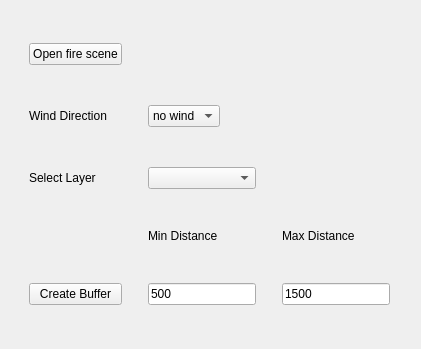
Qt form LocatorTool/LocatingTool/locating_tool_dockwidget_base.ui (qq2012/GEO1005) before a commit.
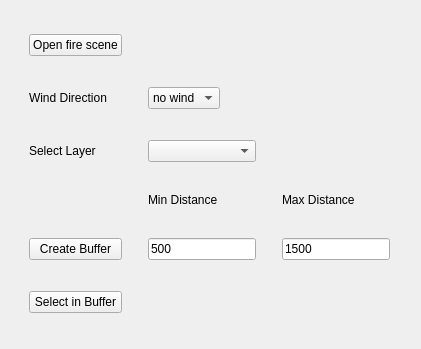
The same form after that commit.

The edit to the form file:
```diff
--- a/LocatorTool/LocatingTool/locating_tool_dockwidget_base.ui
+++ b/LocatorTool/LocatingTool/locating_tool_dockwidget_base.ui
@@ -168,6 +168,13 @@
       </item>
      </widget>
     </item>
+    <item row="7" column="0">
+     <widget class="QPushButton" name="selectInBufferButton">
+      <property name="text">
+       <string>Select in Buffer</string>
+      </property>
+     </widget>
+    </item>
    </layout>
   </widget>
  </widget>
```
Left out of the diff: 66 changed lines with no effect on the pictures.
